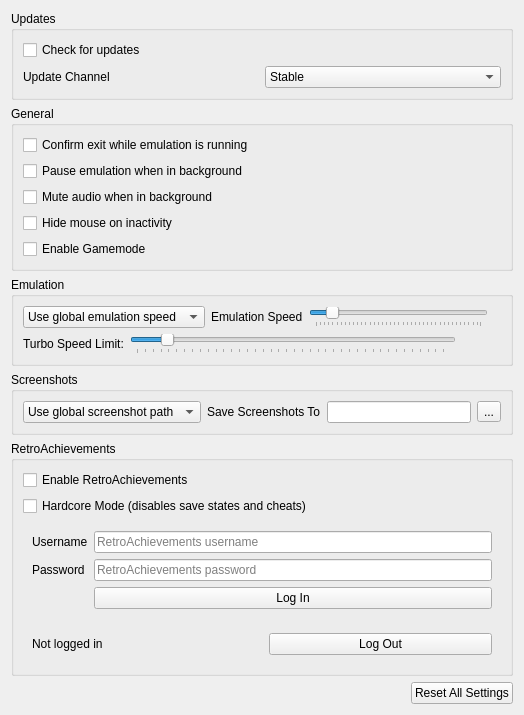
Before: the Qt Designer form src/citra_qt/configuration/configure_general.ui in ChaseParate/azahar, drawn with Qt 5.
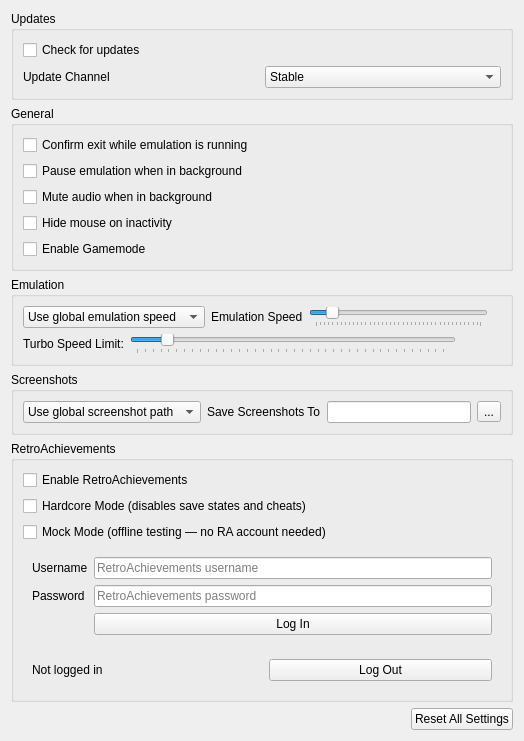
After: the same form once the commit is applied.

Commit message: ra: add mock server mode for offline pipeline testing

Patch:
```diff
--- a/src/citra_qt/configuration/configure_general.ui
+++ b/src/citra_qt/configuration/configure_general.ui
@@ -337,6 +337,16 @@
           </property>
          </widget>
         </item>
+        <item>
+         <widget class="QCheckBox" name="ra_mock_mode_checkbox">
+          <property name="text">
+           <string>Mock Mode (offline testing — no RA account needed)</string>
+          </property>
+          <property name="toolTip">
+           <string>Intercepts all RetroAchievements network calls and returns fake responses. Loads a synthetic game with two test achievements that fire after ~1 and ~5 seconds. Use this to verify the full pipeline (memory reads, overlays, HUD) without a real RA account.</string>
+          </property>
+         </widget>
+        </item>
         <item>
          <widget class="QWidget" name="ra_login_form" native="true">
           <layout class="QGridLayout" name="ra_login_grid">
```
The commit also changes 7 other files.
